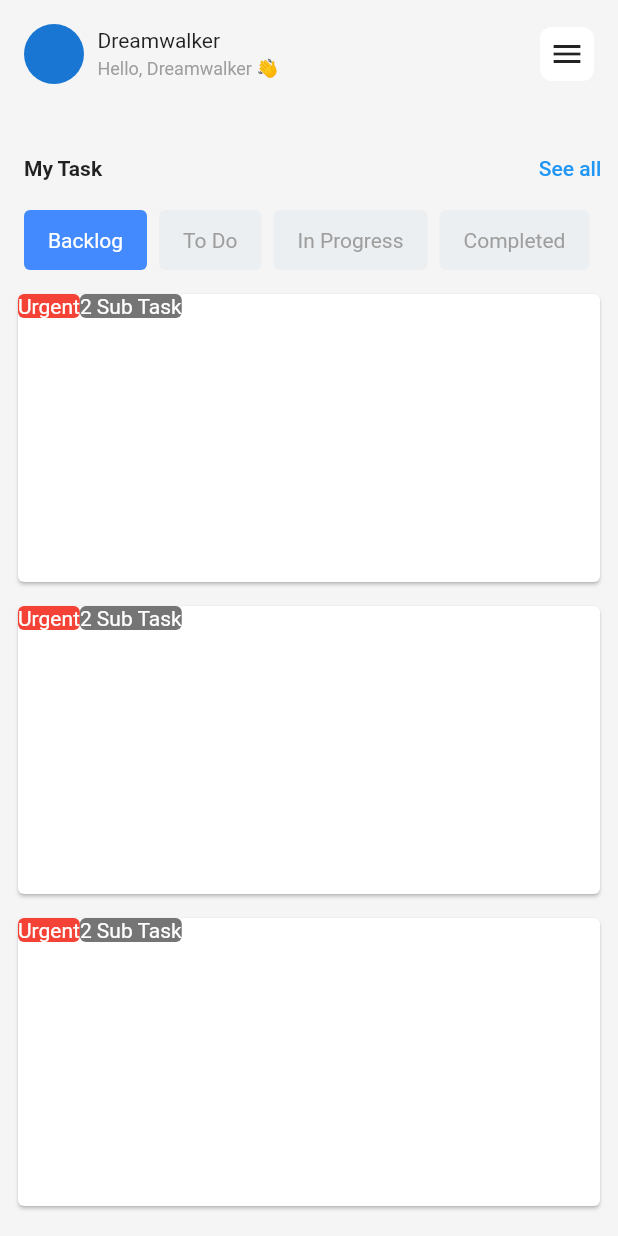
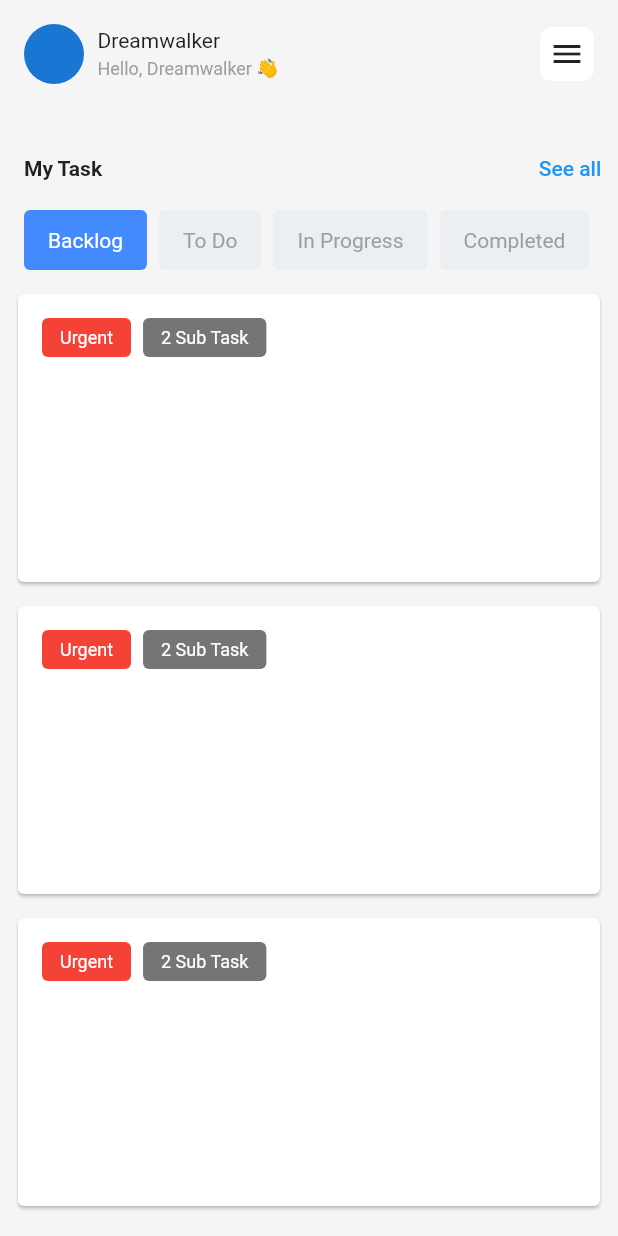
Before and after one commit to JAICHANGPARK/flutter_notebook_18th_story, a Flutter app: the screen it shows after launch, scrolled down 329 dp, on a phone screen of 412 x 824 dp. Run offline on Flutter 3.47's test engine with Material 2 defaults, Android fonts, the phone set to English and light mode, and no system bars; our stand-ins replace cached_network_image, flutter_lorem, flutter_riverpod, flutter_svg, freezed_annotation, go_router and 3 more; network calls fail.

Commit message:
Update task_management_main_page.dart

```diff
--- a/lib/ep1066_task_mng_app/src/ui/task_management_main_page.dart
+++ b/lib/ep1066_task_mng_app/src/ui/task_management_main_page.dart
@@ -245,12 +245,19 @@ class _TaskManagementMainPageState extends State<TaskManagementMainPage> {
                             child: SizedBox(
                               height: 200,
                               child: Card(
-                                child: Container(
+                                child: Padding(
+                                  padding: const EdgeInsets.all(16.0),
                                   child: Column(
                                     children: [
                                       Row(
                                           children: item.tags
-                                                  ?.map((e) => Container(
+                                                  ?.map((e) => Padding(
+                                                    padding: const EdgeInsets.only(right: 8),
+                                                    child: Container(
+                                                          padding: EdgeInsets.symmetric(
+                                                            horizontal: 12,
+                                                            vertical: 6,
+                                                          ),
                                                           decoration: BoxDecoration(
                                                             color: e.color ?? Colors.black,
                                                             borderRadius: BorderRadius.circular(4),
@@ -260,6 +267,8 @@ class _TaskManagementMainPageState extends State<TaskManagementMainPage> {
                                                               "${e.tag}",
                                                               style: const TextStyle(
                                                                 color: Colors.white,
+                                                                fontSize: 12
+                                                              ),
                                                             ),
                                                           ),
                                                         ),
```
Lines whose indentation alone changed are shown as unchanged.
